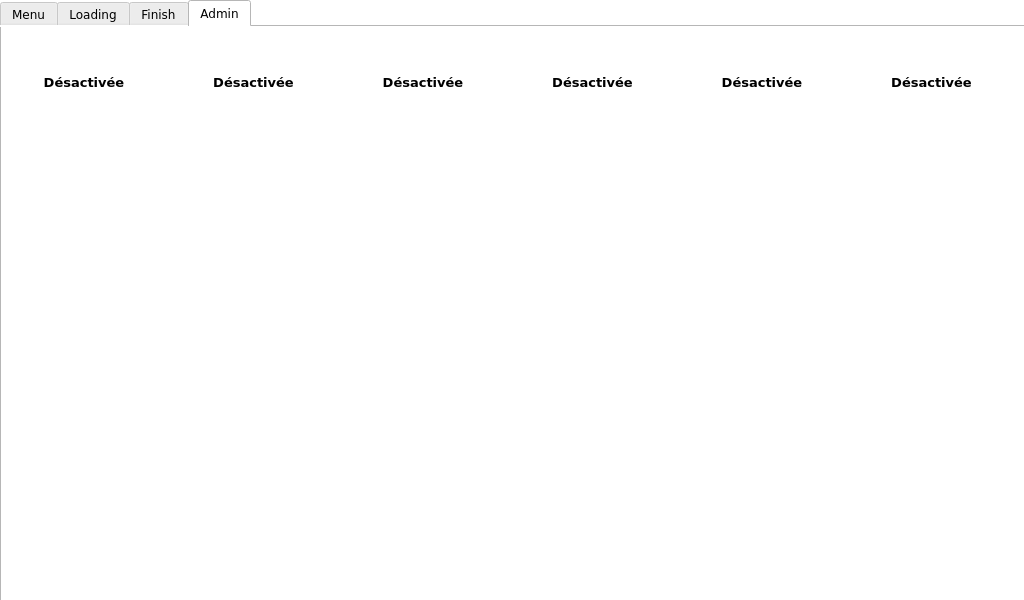
This is gui/ui/main.ui in robotique-ecam/barbot-v2 as Qt 5 draws it before an edit. The edited form follows.
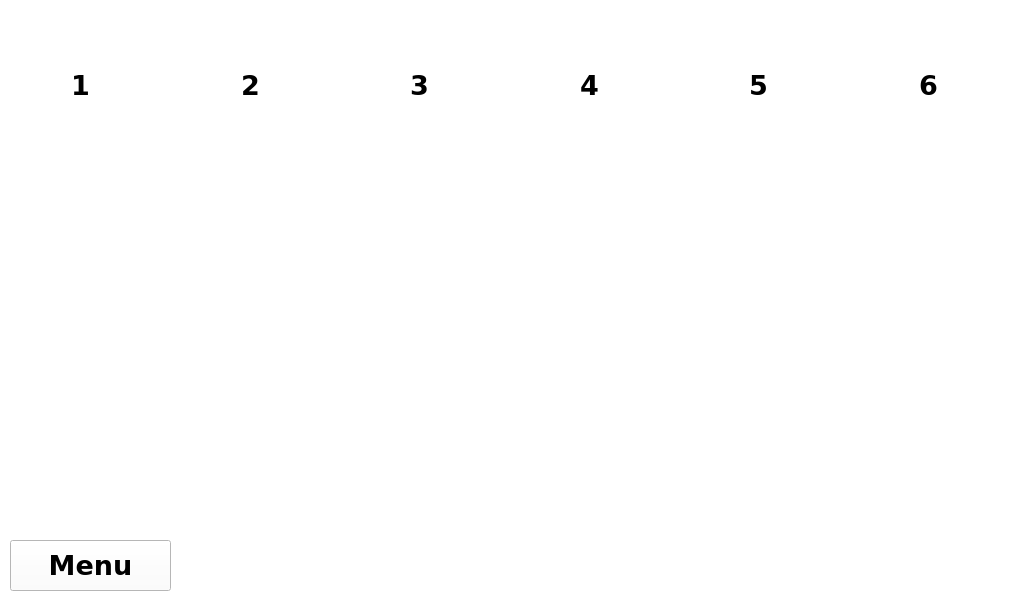
This is the edited form. The open tabs and pages were chosen to show the change. Icons and pictures are not drawn.

```diff
--- a/gui/ui/main.ui
+++ b/gui/ui/main.ui
@@ -45,7 +45,7 @@
      <family>Verdana</family>
     </font>
    </property>
-   <widget class="QTabWidget" name="tabWidget">
+   <widget class="QStackedWidget" name="tabWidget">
     <property name="enabled">
      <bool>true</bool>
     </property>
@@ -74,24 +74,7 @@
     <property name="currentIndex">
      <number>0</number>
     </property>
-    <property name="usesScrollButtons">
-     <bool>true</bool>
-    </property>
-    <property name="tabsClosable">
-     <bool>false</bool>
-    </property>
-    <property name="tabBarAutoHide">
-     <bool>true</bool>
-    </property>
-    <widget class="QWidget" name="tabMenu">
-     <property name="font">
-      <font>
-       <family>Verdana</family>
-      </font>
-     </property>
-     <attribute name="title">
-      <string>Menu</string>
-     </attribute>
+    <widget class="QWidget" name="tabMenu" native="true">
      <widget class="QTextEdit" name="chooseDrink">
       <property name="enabled">
        <bool>true</bool>
@@ -423,15 +406,7 @@
       </layout>
      </widget>
     </widget>
-    <widget class="QWidget" name="tabLoading">
-     <property name="font">
-      <font>
-       <family>Verdana</family>
-      </font>
-     </property>
-     <attribute name="title">
-      <string>Loading</string>
-     </attribute>
+    <widget class="QWidget" name="tabLoading" native="true">
      <widget class="QProgressBar" name="progress">
       <property name="geometry">
        <rect>
@@ -485,15 +460,7 @@
       </property>
      </widget>
     </widget>
-    <widget class="QWidget" name="tabFinish">
-     <property name="font">
-      <font>
-       <family>Verdana</family>
-      </font>
-     </property>
-     <attribute name="title">
-      <string>Finish</string>
-     </attribute>
+    <widget class="QWidget" name="tabFinish" native="true">
      <widget class="QLineEdit" name="finishDrink">
       <property name="geometry">
        <rect>
@@ -525,23 +492,12 @@
       </property>
      </widget>
     </widget>
-    <widget class="QWidget" name="tabAdmin">
-     <property name="enabled">
-      <bool>true</bool>
-     </property>
-     <property name="font">
-      <font>
-       <family>Verdana</family>
-      </font>
-     </property>
-     <attribute name="title">
-      <string>Admin</string>
-     </attribute>
+    <widget class="QWidget" name="tabAdmin" native="true">
      <widget class="QWidget" name="horizontalLayoutWidget">
       <property name="geometry">
        <rect>
         <x>0</x>
-        <y>90</y>
+        <y>120</y>
         <width>1011</width>
         <height>173</height>
        </rect>
@@ -724,9 +680,9 @@
       <property name="geometry">
        <rect>
         <x>0</x>
-        <y>260</y>
+        <y>290</y>
         <width>1011</width>
-        <height>55</height>
+        <height>59</height>
        </rect>
       </property>
       <layout class="QHBoxLayout" name="drinkName">
@@ -916,7 +872,7 @@
       <property name="geometry">
        <rect>
         <x>0</x>
-        <y>20</y>
+        <y>50</y>
         <width>1011</width>
         <height>71</height>
        </rect>
@@ -926,9 +882,9 @@
         <enum>QLayout::SetDefaultConstraint</enum>
        </property>
        <item>
-        <widget class="QPushButton" name="enabled1">
+        <widget class="QLineEdit" name="line1">
          <property name="sizePolicy">
-          <sizepolicy hsizetype="Minimum" vsizetype="Expanding">
+          <sizepolicy hsizetype="Expanding" vsizetype="Ignored">
            <horstretch>0</horstretch>
            <verstretch>0</verstretch>
           </sizepolicy>
@@ -936,23 +892,32 @@
          <property name="font">
           <font>
            <family>Verdana</family>
-           <pointsize>10</pointsize>
+           <pointsize>20</pointsize>
            <weight>75</weight>
            <bold>true</bold>
           </font>
          </property>
          <property name="text">
-          <string>Désactivée</string>
+          <string>1</string>
          </property>
-         <property name="flat">
+         <property name="frame">
+          <bool>false</bool>
+         </property>
+         <property name="alignment">
+          <set>Qt::AlignCenter</set>
+         </property>
+         <property name="dragEnabled">
+          <bool>false</bool>
+         </property>
+         <property name="readOnly">
           <bool>true</bool>
          </property>
         </widget>
        </item>
        <item>
-        <widget class="QPushButton" name="enabled2">
+        <widget class="QLineEdit" name="line2">
          <property name="sizePolicy">
-          <sizepolicy hsizetype="Minimum" vsizetype="Expanding">
+          <sizepolicy hsizetype="Expanding" vsizetype="Ignored">
            <horstretch>0</horstretch>
            <verstretch>0</verstretch>
           </sizepolicy>
@@ -960,23 +925,32 @@
          <property name="font">
           <font>
            <family>Verdana</family>
-           <pointsize>10</pointsize>
+           <pointsize>20</pointsize>
            <weight>75</weight>
            <bold>true</bold>
           </font>
          </property>
          <property name="text">
-          <string>Désactivée</string>
+          <string>2</string>
          </property>
-         <property name="flat">
+         <property name="frame">
+          <bool>false</bool>
+         </property>
+         <property name="alignment">
+          <set>Qt::AlignCenter</set>
+         </property>
+         <property name="dragEnabled">
+          <bool>false</bool>
+         </property>
+         <property name="readOnly">
           <bool>true</bool>
          </property>
         </widget>
        </item>
        <item>
-        <widget class="QPushButton" name="enabled3">
+        <widget class="QLineEdit" name="line3">
          <property name="sizePolicy">
-          <sizepolicy hsizetype="Minimum" vsizetype="Expanding">
+          <sizepolicy hsizetype="Expanding" vsizetype="Ignored">
            <horstretch>0</horstretch>
            <verstretch>0</verstretch>
           </sizepolicy>
@@ -984,23 +958,32 @@
          <property name="font">
           <font>
            <family>Verdana</family>
-           <pointsize>10</pointsize>
+           <pointsize>20</pointsize>
            <weight>75</weight>
            <bold>true</bold>
           </font>
          </property>
          <property name="text">
-          <string>Désactivée</string>
+          <string>3</string>
          </property>
-         <property name="flat">
+         <property name="frame">
+          <bool>false</bool>
+         </property>
+         <property name="alignment">
+          <set>Qt::AlignCenter</set>
+         </property>
+         <property name="dragEnabled">
+          <bool>false</bool>
+         </property>
+         <property name="readOnly">
           <bool>true</bool>
          </property>
         </widget>
        </item>
        <item>
-        <widget class="QPushButton" name="enabled4">
+        <widget class="QLineEdit" name="line4">
          <property name="sizePolicy">
-          <sizepolicy hsizetype="Minimum" vsizetype="Expanding">
+          <sizepolicy hsizetype="Expanding" vsizetype="Ignored">
            <horstretch>0</horstretch>
            <verstretch>0</verstretch>
           </sizepolicy>
@@ -1008,23 +991,32 @@
          <property name="font">
           <font>
            <family>Verdana</family>
-           <pointsize>10</pointsize>
+           <pointsize>20</pointsize>
            <weight>75</weight>
            <bold>true</bold>
           </font>
          </property>
          <property name="text">
-          <string>Désactivée</string>
+          <string>4</string>
          </property>
-         <property name="flat">
+         <property name="frame">
+          <bool>false</bool>
+         </property>
+         <property name="alignment">
+          <set>Qt::AlignCenter</set>
+         </property>
+         <property name="dragEnabled">
+          <bool>false</bool>
+         </property>
+         <property name="readOnly">
           <bool>true</bool>
          </property>
         </widget>
        </item>
        <item>
-        <widget class="QPushButton" name="enabled5">
+        <widget class="QLineEdit" name="line5">
          <property name="sizePolicy">
-          <sizepolicy hsizetype="Minimum" vsizetype="Expanding">
+          <sizepolicy hsizetype="Expanding" vsizetype="Ignored">
            <horstretch>0</horstretch>
            <verstretch>0</verstretch>
           </sizepolicy>
@@ -1032,23 +1024,32 @@
          <property name="font">
           <font>
            <family>Verdana</family>
-           <pointsize>10</pointsize>
+           <pointsize>20</pointsize>
            <weight>75</weight>
            <bold>true</bold>
           </font>
          </property>
          <property name="text">
-          <string>Désactivée</string>
+          <string>5</string>
          </property>
-         <property name="flat">
+         <property name="frame">
+          <bool>false</bool>
+         </property>
+         <property name="alignment">
+          <set>Qt::AlignCenter</set>
+         </property>
+         <property name="dragEnabled">
+          <bool>false</bool>
+         </property>
+         <property name="readOnly">
           <bool>true</bool>
          </property>
         </widget>
        </item>
        <item>
-        <widget class="QPushButton" name="enabled6">
+        <widget class="QLineEdit" name="line6">
          <property name="sizePolicy">
-          <sizepolicy hsizetype="Minimum" vsizetype="Expanding">
+          <sizepolicy hsizetype="Expanding" vsizetype="Ignored">
            <horstretch>0</horstretch>
            <verstretch>0</verstretch>
           </sizepolicy>
@@ -1056,21 +1057,51 @@
          <property name="font">
           <font>
            <family>Verdana</family>
-           <pointsize>10</pointsize>
+           <pointsize>20</pointsize>
            <weight>75</weight>
            <bold>true</bold>
           </font>
          </property>
          <property name="text">
-          <string>Désactivée</string>
+          <string>6</string>
          </property>
-         <property name="flat">
+         <property name="frame">
+          <bool>false</bool>
+         </property>
+         <property name="alignment">
+          <set>Qt::AlignCenter</set>
+         </property>
+         <property name="dragEnabled">
+          <bool>false</bool>
+         </property>
+         <property name="readOnly">
           <bool>true</bool>
          </property>
         </widget>
        </item>
       </layout>
      </widget>
+     <widget class="QPushButton" name="menuButton">
+      <property name="geometry">
+       <rect>
+        <x>10</x>
+        <y>540</y>
+        <width>161</width>
+        <height>51</height>
+       </rect>
+      </property>
+      <property name="font">
+       <font>
+        <family>Verdana</family>
+        <pointsize>20</pointsize>
+        <weight>75</weight>
+        <bold>true</bold>
+       </font>
+      </property>
+      <property name="text">
+       <string>Menu</string>
+      </property>
+     </widget>
     </widget>
    </widget>
    <widget class="QPushButton" name="settings">
```
Left out of the diff: 33 changed lines with no effect on the pictures.
